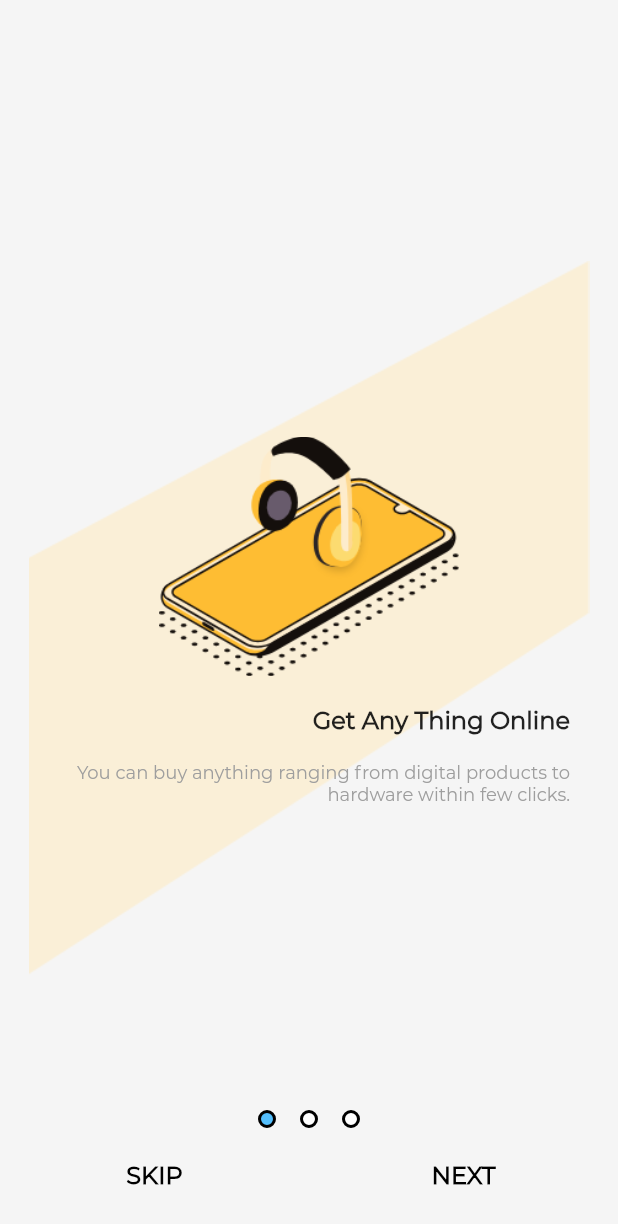
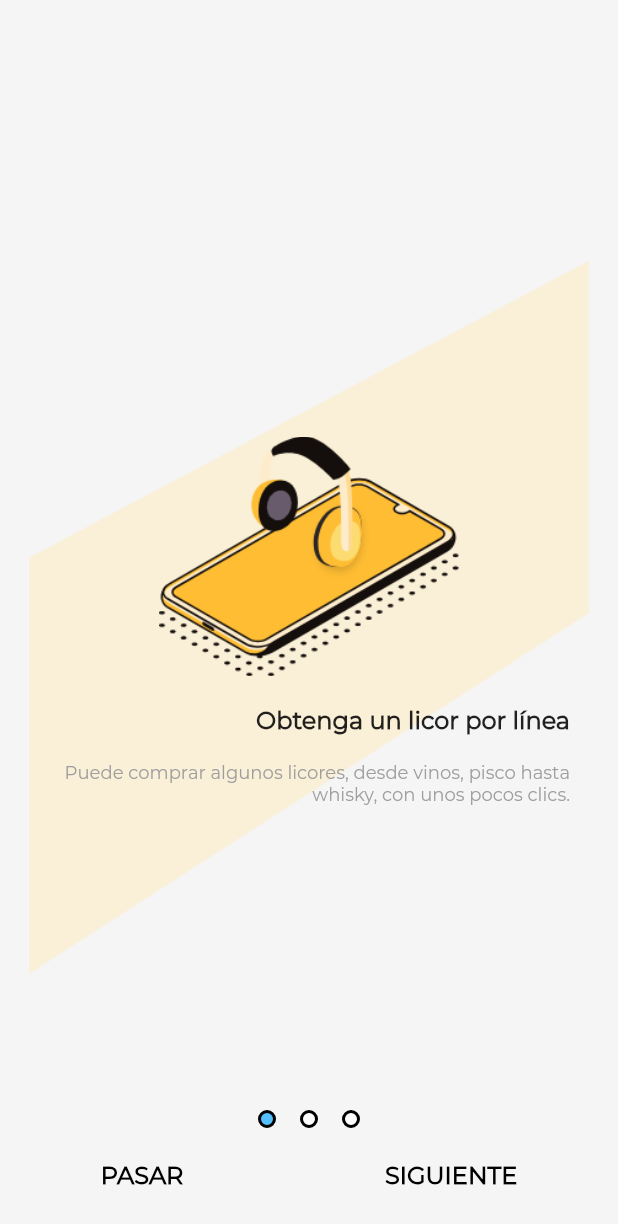
Before and after one commit to IngNex/flutter-practice-delivery, a Flutter app: the ConfirmOtpPage screen opened directly, after a tap on "Verificar", on a phone screen of 412 x 824 dp. Shown: the top 1224 px of the screen. Run offline on Flutter 3.47's test engine with Material 2 defaults, Android fonts, the phone set to English and light mode, and no system bars; our stand-ins replace card_swiper, country_code_picker, flutter_rating_bar, flutter_svg, numberpicker, pin_code_text_field; missing offline and left inert: rubber.

Commit message:
intro page img pn

```diff
--- a/lib/screens/intro_page.dart
+++ b/lib/screens/intro_page.dart
@@ -43,7 +43,7 @@ class _IntroPageState extends State<IntroPage> {
                     Padding(
                       padding: const EdgeInsets.symmetric(horizontal: 32),
                       child: Text(
-                        'Get Any Thing Online',
+                        'Obtenga un licor por línea',
                         textAlign: TextAlign.right,
                         style: TextStyle(
                             fontWeight: FontWeight.bold, fontSize: 16),
@@ -53,7 +53,7 @@ class _IntroPageState extends State<IntroPage> {
                       padding: const EdgeInsets.symmetric(
                           horizontal: 32, vertical: 16.0),
                       child: Text(
-                        'You can buy anything ranging from digital products to hardware within few clicks.',
+                        'Puede comprar algunos licores, desde vinos, pisco hasta whisky, con unos pocos clics.',
                         textAlign: TextAlign.right,
                         style: TextStyle(color: Colors.grey, fontSize: 12.0),
                       ),
@@ -74,7 +74,7 @@ class _IntroPageState extends State<IntroPage> {
                     Padding(
                       padding: const EdgeInsets.symmetric(horizontal: 32),
                       child: Text(
-                        'Shipping to anywhere ',
+                        'Envío a tu disponibilidad ',
                         textAlign: TextAlign.right,
                         style: TextStyle(
                             fontWeight: FontWeight.bold, fontSize: 16),
@@ -84,7 +84,7 @@ class _IntroPageState extends State<IntroPage> {
                       padding: const EdgeInsets.symmetric(
                           horizontal: 32, vertical: 16.0),
                       child: Text(
-                        'We will ship to anywhere in the world, With 30 day 100% money back policy.',
+                        'Enviaremos a todo Mala, con una política de devolución del 100% del dinero de 30 días.',
                         textAlign: TextAlign.right,
                         style: TextStyle(color: Colors.grey, fontSize: 12.0),
                       ),
@@ -169,7 +169,7 @@ class _IntroPageState extends State<IntroPage> {
                           opacity: pageIndex != 2 ? 1.0 : 0.0,
                           child: TextButton(
                             child: Text(
-                              'SKIP',
+                              'PASAR',
                               style: TextStyle(
                                   color: Colors.black,
                                   fontWeight: FontWeight.bold,
@@ -185,7 +185,7 @@ class _IntroPageState extends State<IntroPage> {
                         pageIndex != 2
                             ? TextButton(
                                 child: Text(
-                                  'NEXT',
+                                  'SIGUIENTE',
                                   style: TextStyle(
                                       color: Colors.black,
                                       fontWeight: FontWeight.bold,
@@ -200,7 +200,7 @@ class _IntroPageState extends State<IntroPage> {
                               )
                             : TextButton(
                                 child: Text(
-                                  'FINISH',
+                                  'FINALIZAR',
                                   style: TextStyle(
                                       color: Colors.black,
                                       fontWeight: FontWeight.bold,
```
